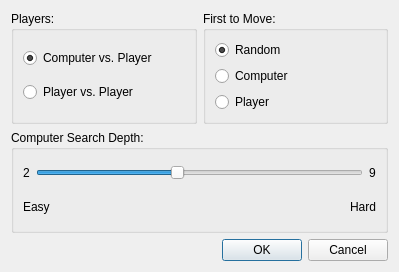
First picture: the form in new_game.ui, repository FilipeMaia/ultimate_ttt, before the edit.
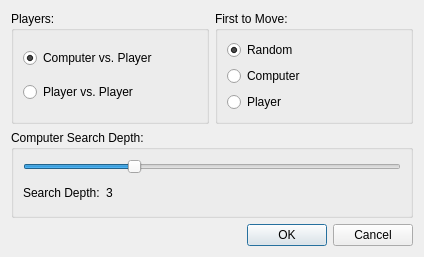
Second picture: the form after the edit.

```diff
--- a/new_game.ui
+++ b/new_game.ui
@@ -6,8 +6,8 @@
    <rect>
     <x>0</x>
     <y>0</y>
-    <width>399</width>
-    <height>272</height>
+    <width>424</width>
+    <height>257</height>
    </rect>
   </property>
   <property name="windowTitle">
@@ -91,36 +91,22 @@
      <layout class="QVBoxLayout" name="verticalLayout_3">
       <item>
        <layout class="QHBoxLayout" name="horizontalLayout_2">
-        <item>
-         <widget class="QLabel" name="label_3">
-          <property name="text">
-           <string>2</string>
-          </property>
-         </widget>
-        </item>
         <item>
          <widget class="QSlider" name="depthSlider">
           <property name="minimum">
-           <number>2</number>
+           <number>1</number>
           </property>
           <property name="maximum">
-           <number>9</number>
+           <number>8</number>
           </property>
           <property name="value">
-           <number>5</number>
+           <number>3</number>
           </property>
           <property name="orientation">
            <enum>Qt::Horizontal</enum>
           </property>
          </widget>
         </item>
-        <item>
-         <widget class="QLabel" name="label_4">
-          <property name="text">
-           <string>9</string>
-          </property>
-         </widget>
-        </item>
        </layout>
       </item>
       <item>
@@ -129,9 +115,16 @@
          <number>-1</number>
         </property>
         <item>
-         <widget class="QLabel" name="label">
+         <widget class="QLabel" name="label_3">
           <property name="text">
-           <string>Easy</string>
+           <string>Search Depth:</string>
+          </property>
+         </widget>
+        </item>
+        <item>
+         <widget class="QLabel" name="depthValue">
+          <property name="text">
+           <string>3</string>
           </property>
          </widget>
         </item>
@@ -142,19 +135,12 @@
           </property>
           <property name="sizeHint" stdset="0">
            <size>
-            <width>218</width>
-            <height>17</height>
+            <width>40</width>
+            <height>20</height>
            </size>
           </property>
          </spacer>
         </item>
-        <item>
-         <widget class="QLabel" name="label_2">
-          <property name="text">
-           <string>Hard</string>
-          </property>
-         </widget>
-        </item>
        </layout>
       </item>
      </layout>
```
Left out of the diff: 18 changed lines with no effect on the pictures.
